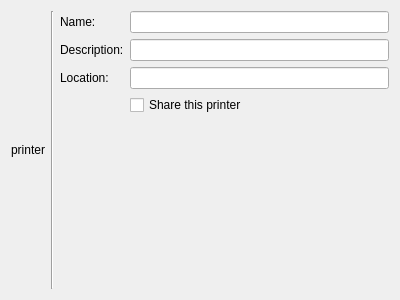
Qt form add-printer/PageAddPrinter.ui (KDE/print-manager) before a commit.
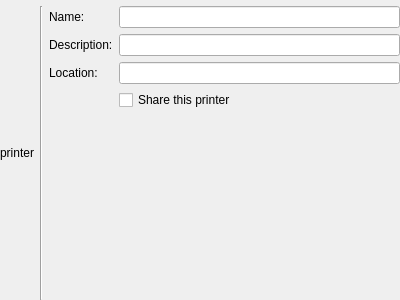
The same form after that commit. Custom widgets are drawn as their Qt base class.

```diff
--- a/add-printer/PageAddPrinter.ui
+++ b/add-printer/PageAddPrinter.ui
@@ -17,66 +17,10 @@
    </sizepolicy>
   </property>
   <layout class="QGridLayout" name="gridLayout">
-   <item row="0" column="1">
-    <layout class="QVBoxLayout" name="verticalLayout">
-     <property name="sizeConstraint">
-      <enum>QLayout::SetMinimumSize</enum>
-     </property>
-     <item>
-      <spacer name="verticalSpacer_3">
-       <property name="orientation">
-        <enum>Qt::Vertical</enum>
-       </property>
-       <property name="sizeHint" stdset="0">
-        <size>
-         <width>20</width>
-         <height>40</height>
-        </size>
-       </property>
-      </spacer>
-     </item>
-     <item>
-      <widget class="QLabel" name="printerL">
-       <property name="sizePolicy">
-        <sizepolicy hsizetype="Fixed" vsizetype="Preferred">
-         <horstretch>0</horstretch>
-         <verstretch>0</verstretch>
-        </sizepolicy>
-       </property>
-       <property name="text">
-        <string notr="true">printer</string>
-       </property>
-       <property name="alignment">
-        <set>Qt::AlignCenter</set>
-       </property>
-       <property name="margin">
-        <number>7</number>
-       </property>
-      </widget>
-     </item>
-     <item>
-      <spacer name="verticalSpacer_4">
-       <property name="orientation">
-        <enum>Qt::Vertical</enum>
-       </property>
-       <property name="sizeHint" stdset="0">
-        <size>
-         <width>20</width>
-         <height>40</height>
-        </size>
-       </property>
-      </spacer>
-     </item>
-    </layout>
-   </item>
-   <item row="0" column="2">
-    <widget class="Line" name="line">
-     <property name="orientation">
-      <enum>Qt::Vertical</enum>
-     </property>
-    </widget>
-   </item>
-   <item row="0" column="3">
+   <property name="margin">
+    <number>0</number>
+   </property>
+   <item row="1" column="3">
     <layout class="QFormLayout" name="formLayout">
      <property name="fieldGrowthPolicy">
       <enum>QFormLayout::ExpandingFieldsGrow</enum>
@@ -124,6 +68,68 @@
      </item>
     </layout>
    </item>
+   <item row="1" column="2">
+    <widget class="Line" name="line">
+     <property name="orientation">
+      <enum>Qt::Vertical</enum>
+     </property>
+    </widget>
+   </item>
+   <item row="1" column="1">
+    <layout class="QVBoxLayout" name="verticalLayout">
+     <property name="sizeConstraint">
+      <enum>QLayout::SetMinimumSize</enum>
+     </property>
+     <item>
+      <spacer name="verticalSpacer_3">
+       <property name="orientation">
+        <enum>Qt::Vertical</enum>
+       </property>
+       <property name="sizeHint" stdset="0">
+        <size>
+         <width>20</width>
+         <height>40</height>
+        </size>
+       </property>
+      </spacer>
+     </item>
+     <item>
+      <widget class="QLabel" name="printerL">
+       <property name="sizePolicy">
+        <sizepolicy hsizetype="Fixed" vsizetype="Preferred">
+         <horstretch>0</horstretch>
+         <verstretch>0</verstretch>
+        </sizepolicy>
+       </property>
+       <property name="text">
+        <string notr="true">printer</string>
+       </property>
+       <property name="alignment">
+        <set>Qt::AlignCenter</set>
+       </property>
+       <property name="margin">
+        <number>7</number>
+       </property>
+      </widget>
+     </item>
+     <item>
+      <spacer name="verticalSpacer_4">
+       <property name="orientation">
+        <enum>Qt::Vertical</enum>
+       </property>
+       <property name="sizeHint" stdset="0">
+        <size>
+         <width>20</width>
+         <height>40</height>
+        </size>
+       </property>
+      </spacer>
+     </item>
+    </layout>
+   </item>
+   <item row="0" column="1" colspan="3">
+    <widget class="KMessageWidget" name="messageWidget" native="true"/>
+   </item>
   </layout>
  </widget>
  <customwidgets>
@@ -132,6 +138,12 @@
    <extends>QLineEdit</extends>
    <header>klineedit.h</header>
   </customwidget>
+  <customwidget>
+   <class>KMessageWidget</class>
+   <extends>QWidget</extends>
+   <header location="global">kmessagewidget.h</header>
+   <container>1</container>
+  </customwidget>
  </customwidgets>
  <resources/>
  <connections/>
```
